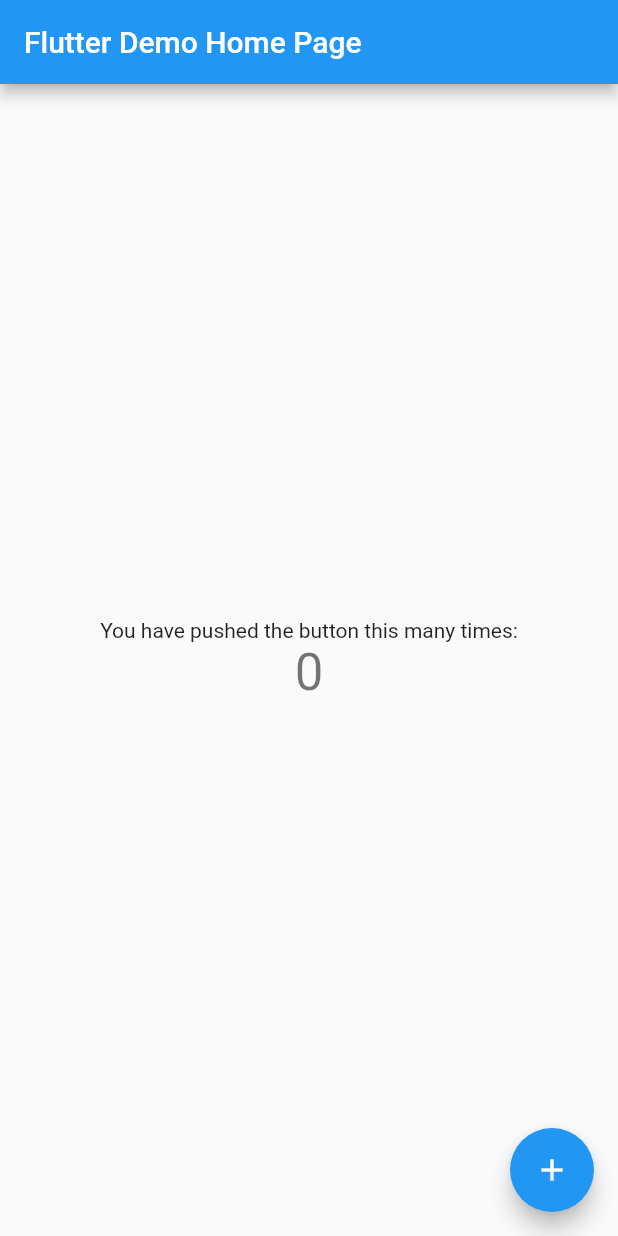
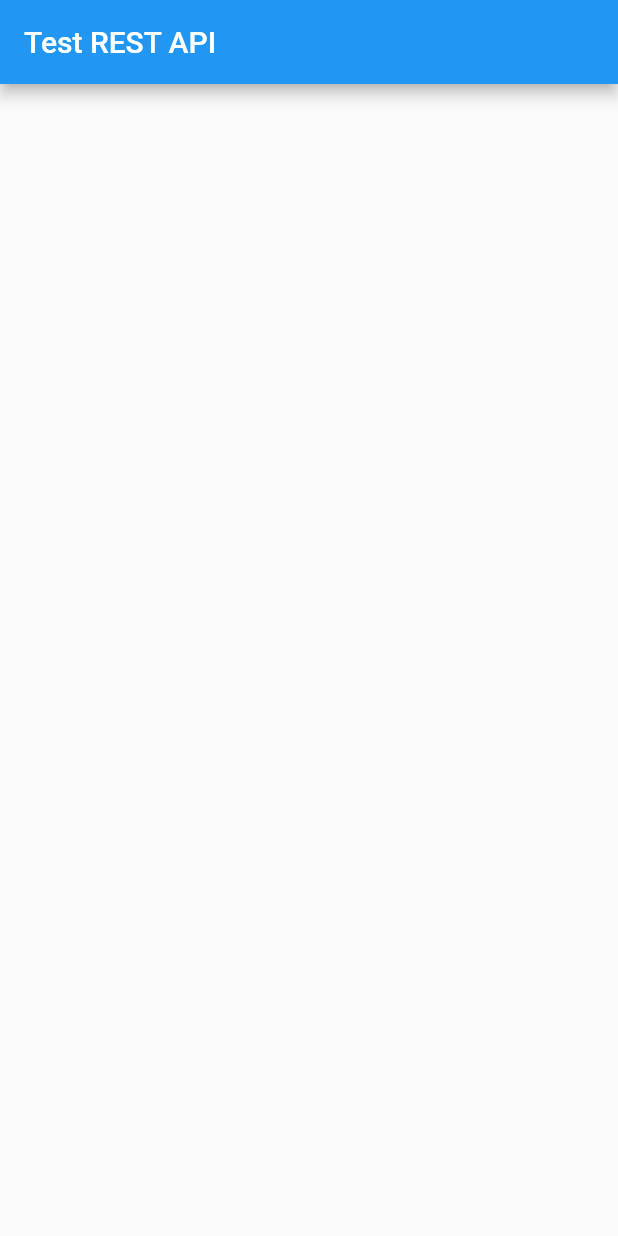
Before and after one commit to DinoDionysos/test_app, a Flutter app: the screen it shows after launch, on a phone screen of 412 x 824 dp. Run offline on Flutter 3.47's test engine with Material 2 defaults, Android fonts, the phone set to English and light mode, and no system bars.

Commit message:
main.dart: delete everything to get a skeleton of an app.

```diff
--- a/lib/main.dart
+++ b/lib/main.dart
@@ -1,7 +1,7 @@
 import 'package:flutter/material.dart';
 
 void main() {
-  runApp(const MyApp());
+  runApp(new MyApp());
 }
 
 // ThemeData type for darkmode
@@ -10,64 +10,33 @@ final ThemeData _darkTheme = ThemeData(
 );
 
 class MyApp extends StatelessWidget {
-  const MyApp({Key? key}) : super(key: key);
 
   @override
   Widget build(BuildContext context) {
     return MaterialApp(
-      title: 'Flutter Demo',
+      title: 'Get Data from REST API',
       theme: ThemeData(
-
         primarySwatch: Colors.blue,
       ),
       darkTheme: _darkTheme,
-      home: const MyHomePage(title: 'Flutter Demo Home Page'),
+      home: new MyHomePage(),
     );
   }
 }
 
 class MyHomePage extends StatefulWidget {
-  const MyHomePage({Key? key, required this.title}) : super(key: key);
-
-  final String title;
 
   @override
   State<MyHomePage> createState() => _MyHomePageState();
 }
 
 class _MyHomePageState extends State<MyHomePage> {
-  int _counter = 0;
-
-  void _incrementCounter() {
-    setState(() {
-      _counter++;
-    });
-  }
 
   @override
   Widget build(BuildContext context) {
     return Scaffold(
       appBar: AppBar(
-        title: Text(widget.title),
-      ),
-      body: Center(
-        child: Column(
-          mainAxisAlignment: MainAxisAlignment.center,
-          children: <Widget>[
-            const Text(
-              'You have pushed the button this many times:',
-            ),
-            Text(
-              '$_counter',
-              style: Theme.of(context).textTheme.headline4,
-            ),
-          ],
-        ),
-      ),
-      floatingActionButton: FloatingActionButton(
-        onPressed: _incrementCounter,
-        tooltip: 'Increment',
-        child: const Icon(Icons.add),
+        title: Text('Test REST API'),
       ),
     );
   }
```
